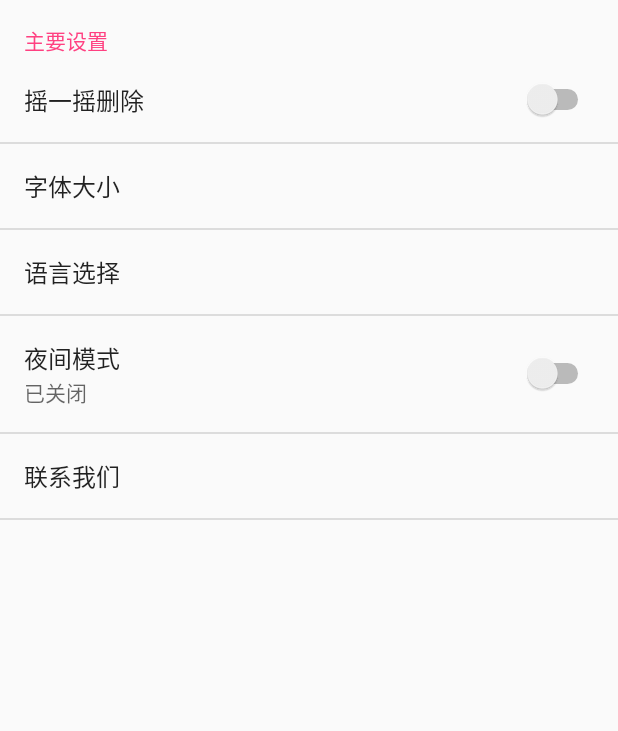
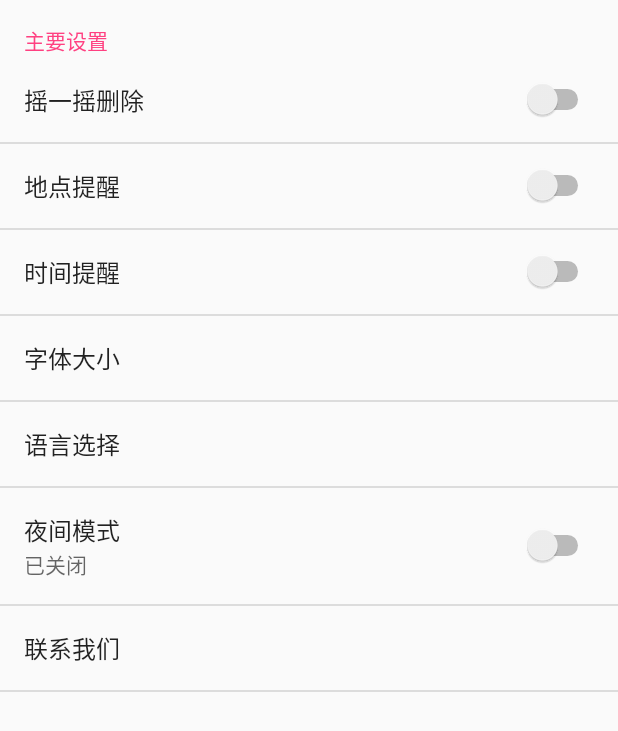
Before and after one commit to lonove-dom/MyApplication, an Android app: the fragment SettngsFargement shown on its own in the app's theme, on a phone screen of 412 x 824 dp. Shown: the top 731 px of the screen. Run offline under Robolectric (Android 15) with nearby library versions, the phone set to English and light mode, and no system bars; libraries missing offline, so code that uses them is left out: com.hanks.htextview; 1 statement that could not run was skipped.

Commit message:
2018.4.14

```diff
--- a/app/src/main/AndroidManifest.xml
+++ b/app/src/main/AndroidManifest.xml
@@ -14,6 +14,7 @@
     <uses-permission android:name="android.permission.READ_PHONE_STATE" />
     <!--允许程序访问CellID或WiFi热点来获取粗略的位置-->
     <uses-permission android:name="android.permission.ACCESS_COARSE_LOCATION" />
+    <uses-permission android:name="android.permission.ACCESS_FINE_LOCATION" />
     <!--权限包涵网络和SD卡读写权限-->
     <uses-permission android:name="android.permission.INTERNET" />
     <uses-permission android:name="android.permission.WRITE_EXTERNAL_STORAGE" />
--- a/app/src/main/java/com/example/note/justdo/PlaceReminder/PlaceService.java
+++ b/app/src/main/java/com/example/note/justdo/PlaceReminder/PlaceService.java
@@ -101,7 +101,8 @@ public class PlaceService extends Service implements AMapLocationListener {
                 else{
                     for(int i=0;i<=data.size();i++){
                         data.get(i).isfinish(amapLocation.getLatitude(),amapLocation.getLongitude());
-                        if(!data.get(i).isRight){
+                        if(true){
+                            //!data.get(i).isRight
                             data.remove(i);
                             Intent intent=new Intent(this,PlaceDialog.class);
                             startActivity(intent);
--- a/app/src/main/java/com/example/note/justdo/WelcomeActivity.java
+++ b/app/src/main/java/com/example/note/justdo/WelcomeActivity.java
@@ -78,7 +78,7 @@ public class WelcomeActivity extends Activity implements View.OnClickListener{
             ((App) getApplication()).getEventdaomanger().insertevent(seventhevent);
             Event sixevent = new Event(1, "摇一摇删除所有已完成事项");
             ((App) getApplication()).getEventdaomanger().insertevent(sixevent);
-            Event fifthevent = new Event(1, "上拉打开菜单（未完成）");
+            Event fifthevent = new Event(1, "上拉打开菜单");
             ((App) getApplication()).getEventdaomanger().insertevent(fifthevent);
             Event eighthevent = new Event(1, "JUSD DO让你的生活简单起来");
             ((App) getApplication()).getEventdaomanger().insertevent(eighthevent);
--- a/app/src/main/res/xml/preference.xml
+++ b/app/src/main/res/xml/preference.xml
@@ -7,8 +7,16 @@
         android:title="主要设置"
         >
         <SwitchPreference
-            android:key="key_cloud"
+            android:key="key_delete"
             android:title="摇一摇删除"
+            android:enabled="true"/>
+        <SwitchPreference
+            android:key="key_location"
+            android:title="地点提醒"
+            android:enabled="true"/>
+        <SwitchPreference
+            android:key="key_time"
+            android:title="时间提醒"
             android:enabled="true"/>
         <ListPreference
             android:key="key_textSize"
```
Also changed, not shown: app/src/main/java/com/example/note/justdo/Amap/NewMap.java (+4 -3 lines), app/src/main/java/com/example/note/justdo/Update.java (+4 -4 lines).
